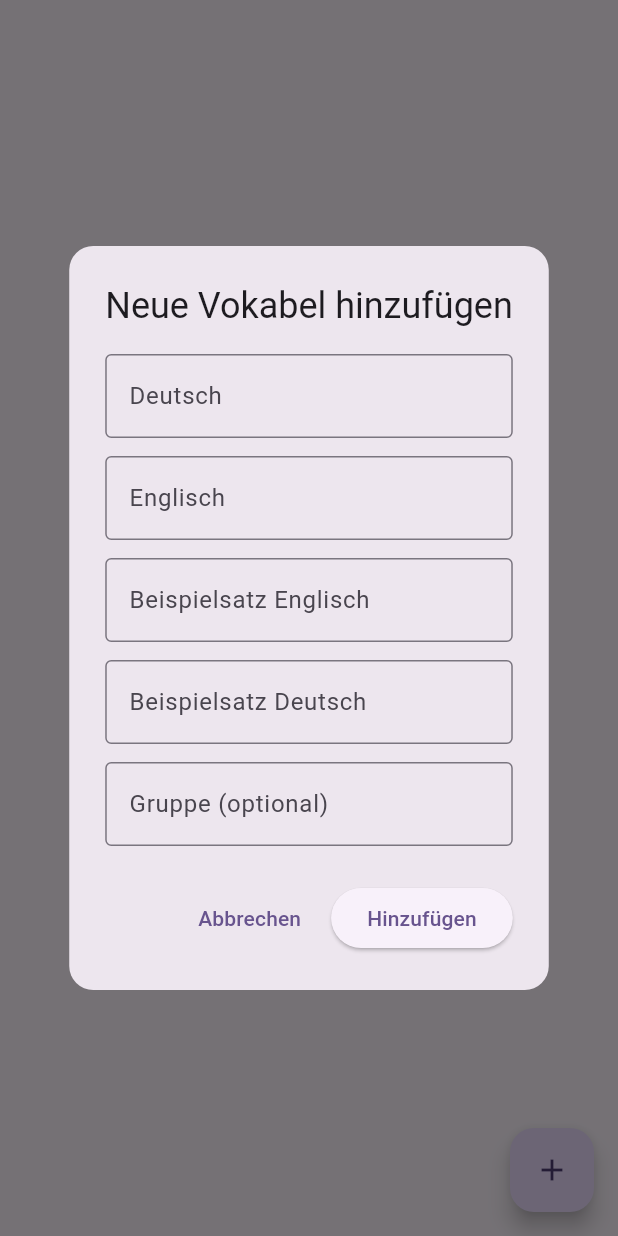
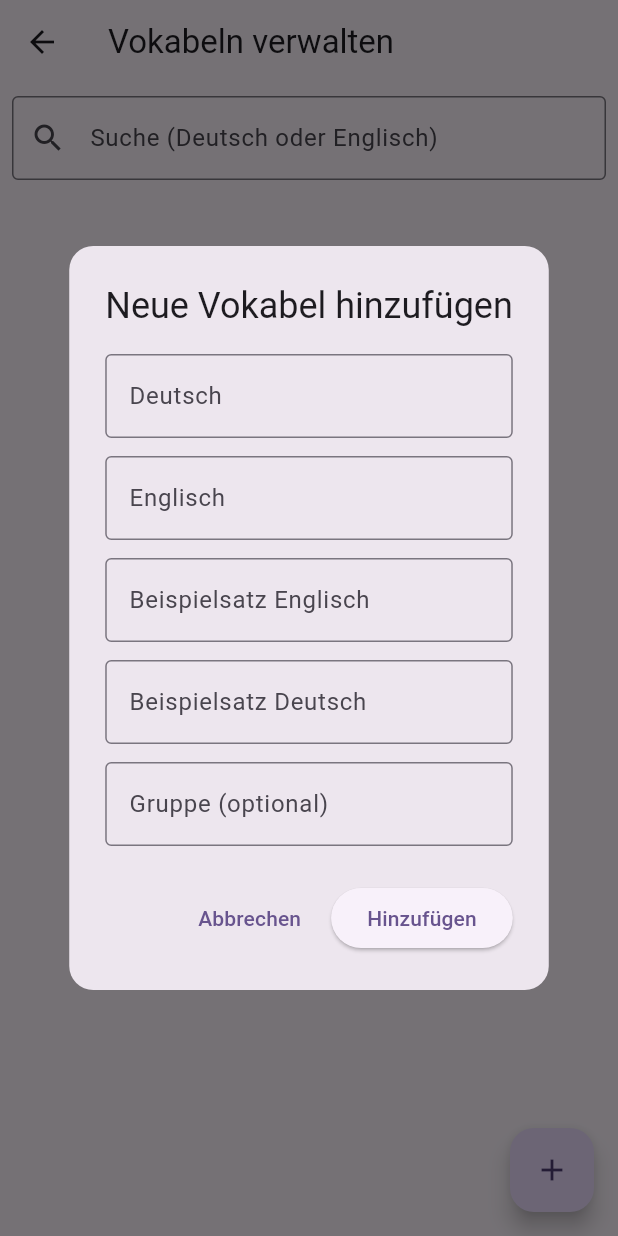
Before and after one commit to frankcgn/franks_flutter_quiz, a Flutter app: the VocabularyManagementPage screen opened directly with empty values, after a tap on the "add" icon, on a phone screen of 412 x 824 dp. Run offline on Flutter 3.47's test engine with Material 3 defaults, Android fonts, the phone set to English and light mode, and no system bars; our stand-ins replace auto_size_text, flutter_tts.

Commit message:
Suche in der Vokabel-Verwaltung

```diff
--- a/projects/franks_flutter_quiz/lib/pages/info_page.dart
+++ b/projects/franks_flutter_quiz/lib/pages/info_page.dart
@@ -42,7 +42,7 @@ class _InfoPageState extends State<InfoPage> {
               ),
               const SizedBox(height: 16),
               Text(
-                'Version:\n20250212-001',
+                'Version:\n20250215-001',
                 textAlign: TextAlign.center,
                 style: Theme.of(context).textTheme.headlineMedium?.copyWith(color: Colors.black),
               ),
--- a/projects/franks_flutter_quiz/lib/pages/vocabulary_management_page.dart
+++ b/projects/franks_flutter_quiz/lib/pages/vocabulary_management_page.dart
@@ -17,7 +17,7 @@ class _VocabularyManagementPageState extends State<VocabularyManagementPage> {
   String _english = '';
   String _englishSentence = '';
   String _germanSentence = '';
-  String? _group; // Neue Variable für die Gruppe
+  String _searchQuery = '';
 
   void _showAddDialog() {
     showDialog(
@@ -38,8 +38,7 @@ class _VocabularyManagementPageState extends State<VocabularyManagementPage> {
                       border: OutlineInputBorder(),
                     ),
                     validator: (value) {
-                      if (value == null || value.isEmpty)
-                        return 'Bitte ein deutsches Wort eingeben';
+                      if (value == null || value.isEmpty) return 'Bitte ein deutsches Wort eingeben';
                       return null;
                     },
                     onSaved: (value) => _german = value!,
@@ -51,8 +50,7 @@ class _VocabularyManagementPageState extends State<VocabularyManagementPage> {
                       border: OutlineInputBorder(),
                     ),
                     validator: (value) {
-                      if (value == null || value.isEmpty)
-                        return 'Bitte ein englisches Wort eingeben';
+                      if (value == null || value.isEmpty) return 'Bitte ein englisches Wort eingeben';
                       return null;
                     },
                     onSaved: (value) => _english = value!,
@@ -64,8 +62,7 @@ class _VocabularyManagementPageState extends State<VocabularyManagementPage> {
                       border: OutlineInputBorder(),
                     ),
                     validator: (value) {
-                      if (value == null || value.isEmpty)
-                        return 'Bitte einen englischen Beispielsatz eingeben';
+                      if (value == null || value.isEmpty) return 'Bitte einen englischen Beispielsatz eingeben';
                       return null;
                     },
                     onSaved: (value) => _englishSentence = value!,
@@ -77,20 +74,21 @@ class _VocabularyManagementPageState extends State<VocabularyManagementPage> {
                       border: OutlineInputBorder(),
                     ),
                     validator: (value) {
-                      if (value == null || value.isEmpty)
-                        return 'Bitte einen deutschen Beispielsatz eingeben';
+                      if (value == null || value.isEmpty) return 'Bitte einen deutschen Beispielsatz eingeben';
                       return null;
                     },
                     onSaved: (value) => _germanSentence = value!,
                   ),
                   SizedBox(height: 12),
-                  // Neues Feld für die Gruppe (optional)
+                  // Optionales Feld für den Gruppennamen
                   TextFormField(
                     decoration: InputDecoration(
                       labelText: 'Gruppe (optional)',
                       border: OutlineInputBorder(),
                     ),
-                    onSaved: (value) => _group = value,
+                    onSaved: (value) {
+                      // Hier kannst Du den Gruppennamen übernehmen.
+                    },
                   ),
                 ],
               ),
@@ -109,7 +107,6 @@ class _VocabularyManagementPageState extends State<VocabularyManagementPage> {
                       english: _english,
                       englishSentence: _englishSentence,
                       germanSentence: _germanSentence,
-                      group: _group, // Gruppe übernehmen
                     ));
                   });
                   widget.onUpdate();
@@ -150,8 +147,7 @@ class _VocabularyManagementPageState extends State<VocabularyManagementPage> {
                       border: OutlineInputBorder(),
                     ),
                     validator: (value) {
-                      if (value == null || value.isEmpty)
-                        return 'Bitte ein deutsches Wort eingeben';
+                      if (value == null || value.isEmpty) return 'Bitte ein deutsches Wort eingeben';
                       return null;
                     },
                     onChanged: (value) => editedGerman = value,
@@ -164,8 +160,7 @@ class _VocabularyManagementPageState extends State<VocabularyManagementPage> {
                       border: OutlineInputBorder(),
                     ),
                     validator: (value) {
-                      if (value == null || value.isEmpty)
-                        return 'Bitte ein englisches Wort eingeben';
+                      if (value == null || value.isEmpty) return 'Bitte ein englisches Wort eingeben';
                       return null;
                     },
                     onChanged: (value) => editedEnglish = value,
@@ -178,8 +173,7 @@ class _VocabularyManagementPageState extends State<VocabularyManagementPage> {
                       border: OutlineInputBorder(),
                     ),
                     validator: (value) {
-                      if (value == null || value.isEmpty)
-                        return 'Bitte einen englischen Beispielsatz eingeben';
+                      if (value == null || value.isEmpty) return 'Bitte einen englischen Beispielsatz eingeben';
                       return null;
                     },
                     onChanged: (value) => editedEnglishSentence = value,
@@ -192,14 +186,12 @@ class _VocabularyManagementPageState extends State<VocabularyManagementPage> {
                       border: OutlineInputBorder(),
                     ),
                     validator: (value) {
-                      if (value == null || value.isEmpty)
-                        return 'Bitte einen deutschen Beispielsatz eingeben';
+                      if (value == null || value.isEmpty) return 'Bitte einen deutschen Beispielsatz eingeben';
                       return null;
                     },
                     onChanged: (value) => editedGermanSentence = value,
                   ),
                   SizedBox(height: 12),
-                  // Neues Feld für die Gruppe
                   TextFormField(
                     initialValue: voc.group ?? '',
                     decoration: InputDecoration(
@@ -229,7 +221,7 @@ class _VocabularyManagementPageState extends State<VocabularyManagementPage> {
                       deToEnLastQuery: voc.deToEnLastQuery,
                       enToDeCounter: voc.enToDeCounter,
                       enToDeLastQuery: voc.enToDeLastQuery,
-                      group: editedGroup, // Gruppe übernehmen
+                      group: editedGroup,
                     );
                   });
                   widget.onUpdate();
@@ -252,24 +244,49 @@ class _VocabularyManagementPageState extends State<VocabularyManagementPage> {
 
   @override
   Widget build(BuildContext context) {
+    // Filtere die Vokabelliste anhand des Suchbegriffs.
+    List<Vocabulary> filteredVocabs = widget.vocabularies.where((voc) {
+      return voc.german.toLowerCase().contains(_searchQuery.toLowerCase()) ||
+          voc.english.toLowerCase().contains(_searchQuery.toLowerCase());
+    }).toList();
+
     return Scaffold(
-      body: ListView.builder(
-        itemCount: widget.vocabularies.length,
+      appBar: AppBar(
+        title: Text('Vokabeln verwalten'),
+      ),
+      body: Column(
+        children: [
+          // Suchfeld
+          Padding(
+            padding: const EdgeInsets.all(8.0),
+            child: TextField(
+              decoration: InputDecoration(
+                labelText: 'Suche (Deutsch oder Englisch)',
+                border: OutlineInputBorder(),
+                prefixIcon: Icon(Icons.search),
+              ),
+              onChanged: (value) {
+                setState(() {
+                  _searchQuery = value;
+                });
+              },
+            ),
+          ),
+          // Gefilterte Liste der Vokabeln, wobei der deutsche und englische Begriff untereinander angezeigt werden.
+          Expanded(
+            child: ListView.builder(
+              itemCount: filteredVocabs.length,
               itemBuilder: (context, index) {
-          Vocabulary voc = widget.vocabularies[index];
+                Vocabulary voc = filteredVocabs[index];
                 return Card(
                   margin: EdgeInsets.symmetric(horizontal: 16, vertical: 8),
                   elevation: 3,
                   shape: RoundedRectangleBorder(borderRadius: BorderRadius.circular(16)),
                   child: ListTile(
-              title: Text('${voc.german} - ${voc.english}'),
-              subtitle: Text(
-                  'Erstellt: ${formatDate(voc.creationDate)}\n'
-                      'Gruppe: ${voc.group ?? "keine"}\n'
-                      'Deutsch → Englisch: ${voc.deToEnCounter} (Letzte: ${voc.deToEnLastQuery != null ? formatDate(voc.deToEnLastQuery!) : "nie"})\n'
-                      'Englisch → Deutsch: ${voc.enToDeCounter} (Letzte: ${voc.enToDeLastQuery != null ? formatDate(voc.enToDeLastQuery!) : "nie"})'
+                    title: Text(
+                      '${voc.german}\n${voc.english}',
+                      textAlign: TextAlign.start,
                     ),
-              isThreeLine: true,
                     trailing: Row(
                       mainAxisSize: MainAxisSize.min,
                       children: [
@@ -281,6 +298,9 @@ class _VocabularyManagementPageState extends State<VocabularyManagementPage> {
                 );
               },
             ),
+          ),
+        ],
+      ),
       floatingActionButton: FloatingActionButton(
         child: Icon(Icons.add),
         onPressed: _showAddDialog,
```
Lines whose indentation alone changed are shown as unchanged.
